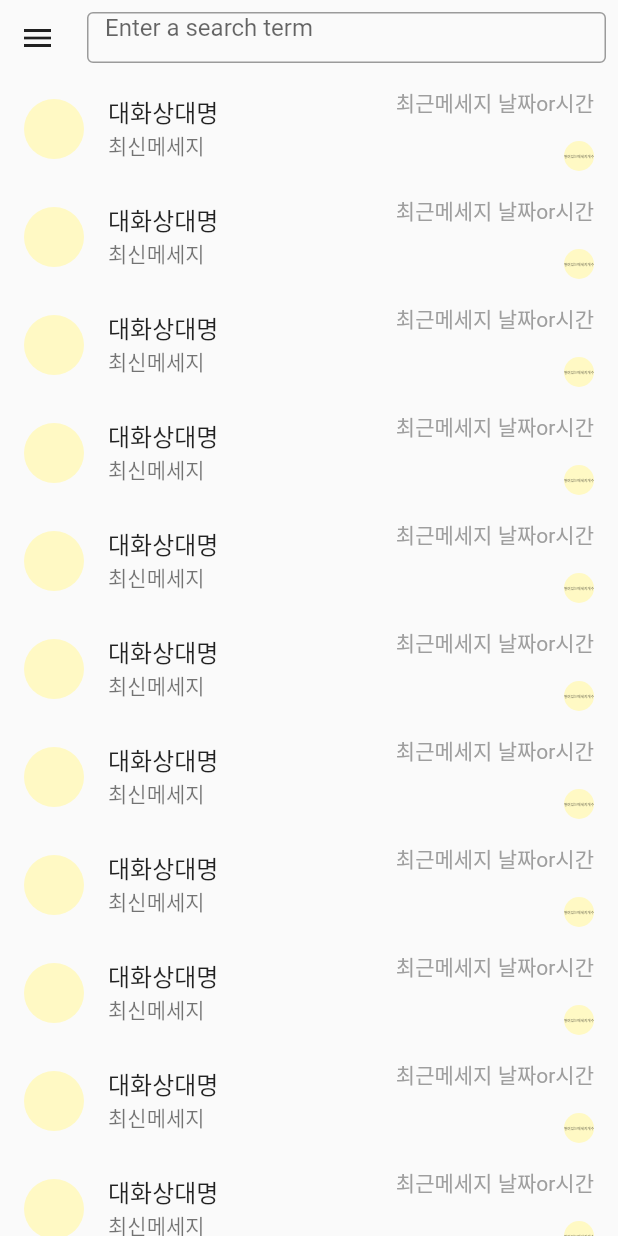
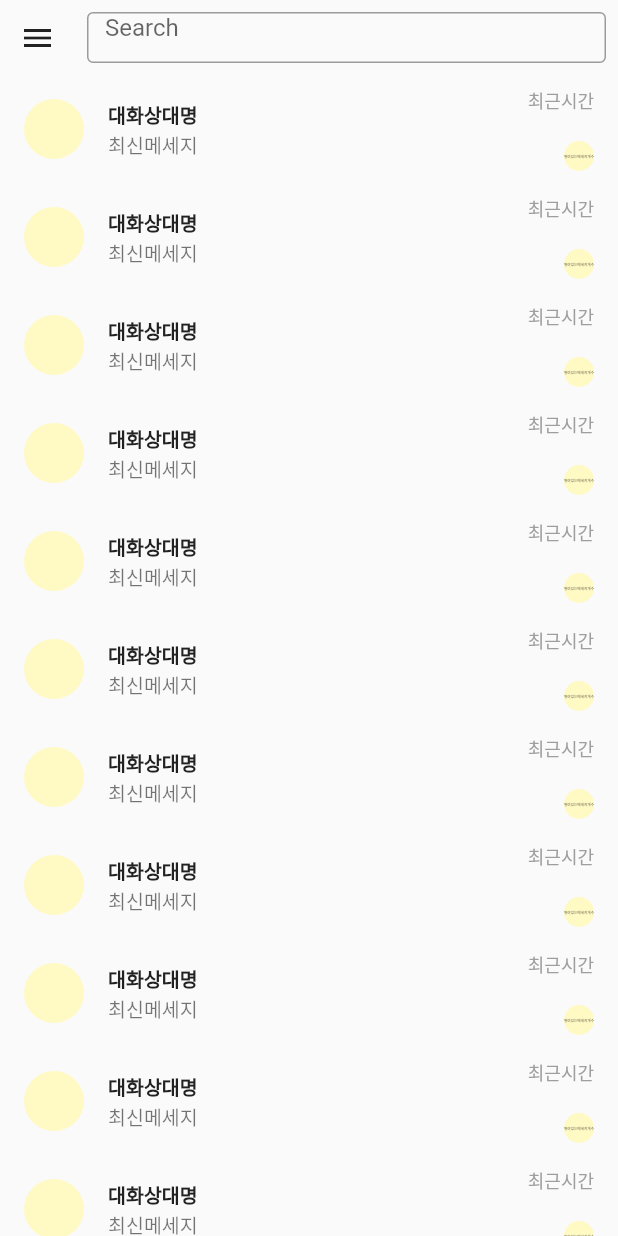
Before and after one commit to kangsudal/kkunglegram, a Flutter app: the screen it shows after launch, on a phone screen of 412 x 824 dp. Run offline on Flutter 3.47's test engine with Material 2 defaults, Android fonts, the phone set to English and light mode, and no system bars.

Commit message:
Adjusting the screen ratio and add border in searchbox

```diff
--- a/lib/main.dart
+++ b/lib/main.dart
@@ -62,16 +62,16 @@ class ChatList extends StatelessWidget {
           child: ListView.builder(itemBuilder: (context, index) {
             return ListTile(
               leading: CircleAvatar(),
-              title: Text("대화상대명"),
-              subtitle: Text("최신메세지"),
+              title: Text("대화상대명",style: TextStyle(fontSize: 13,fontWeight: FontWeight.bold),),
+              subtitle: Text("최신메세지",style: TextStyle(fontSize: 13),),
               trailing: Column(
                 mainAxisAlignment: MainAxisAlignment.spaceBetween,
                 crossAxisAlignment: CrossAxisAlignment.end,
                 children: const [
                   Text(
-                    "최근메세지 날짜or시간",
+                    "최근시간",
                     style: TextStyle(
-                      // fontSize: 12,
+                      fontSize: 12,
                       color: Colors.grey,
                     ),
                   ),
@@ -113,13 +113,21 @@ class MenuAndSearch extends StatelessWidget {
               },
             ),
           ),
-          const Expanded(
-            child: Padding(
-              padding: EdgeInsets.all(8.0),
-              child: TextField(
-                decoration: InputDecoration(
-                  border: OutlineInputBorder(),
-                  hintText: 'Enter a search term',
+          Expanded(
+            child: Container(
+              alignment: Alignment.center,
+              child: const Padding(
+                padding: EdgeInsets.all(8.0),
+                child: TextField(
+                  decoration: InputDecoration(
+                    border: OutlineInputBorder(
+
+                    ),
+                    focusedBorder: OutlineInputBorder(
+                      borderSide: BorderSide(color: Colors.amber,),
+                    ),
+                    hintText: 'Search',
+                  ),
                 ),
               ),
             ),
@@ -138,11 +146,13 @@ class ChatListWithRoom extends StatelessWidget {
     return Row(
       children: [
         Expanded(
+          flex: 2,
           child: ChatList(),
         ),
         Expanded(
+          flex: 5,
           child: Container(
-            color: Colors.blue,
+            color: Colors.lightGreen,
             child: Center(
               child: Text("대화방을 선택해주세요"),
             ),
```
Also changed, not shown: pubspec.lock, 1 other file.
